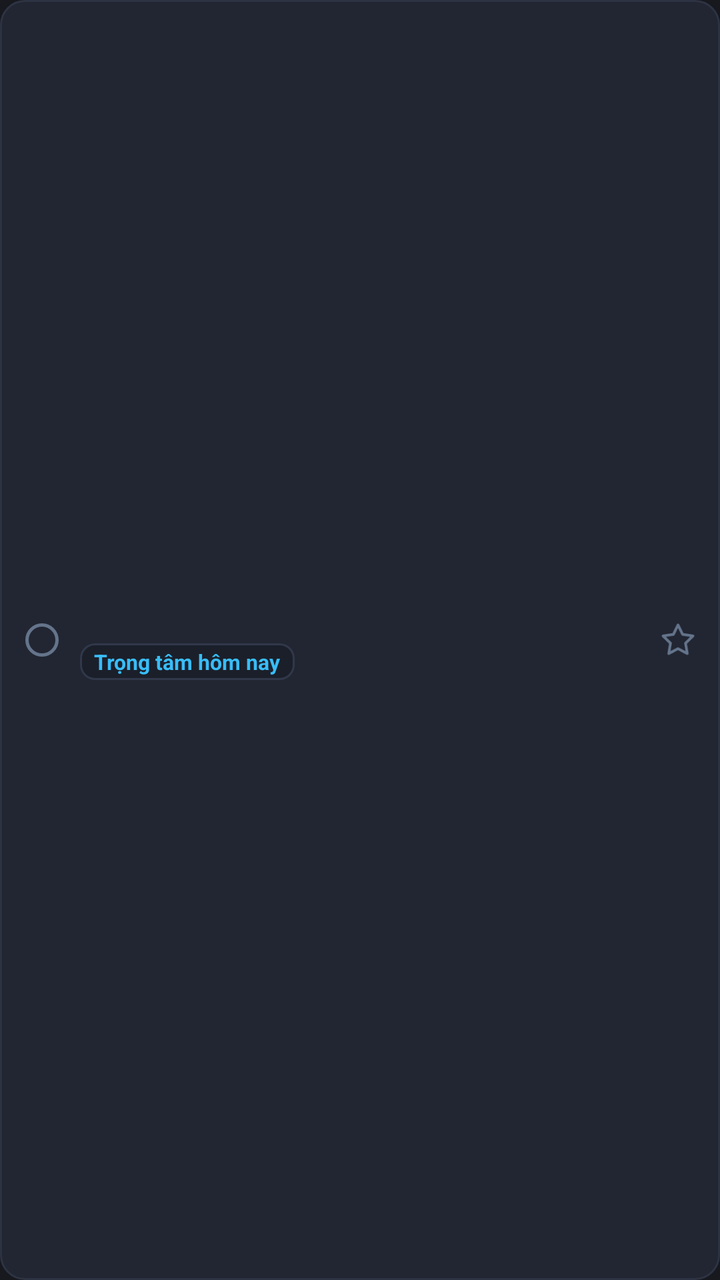
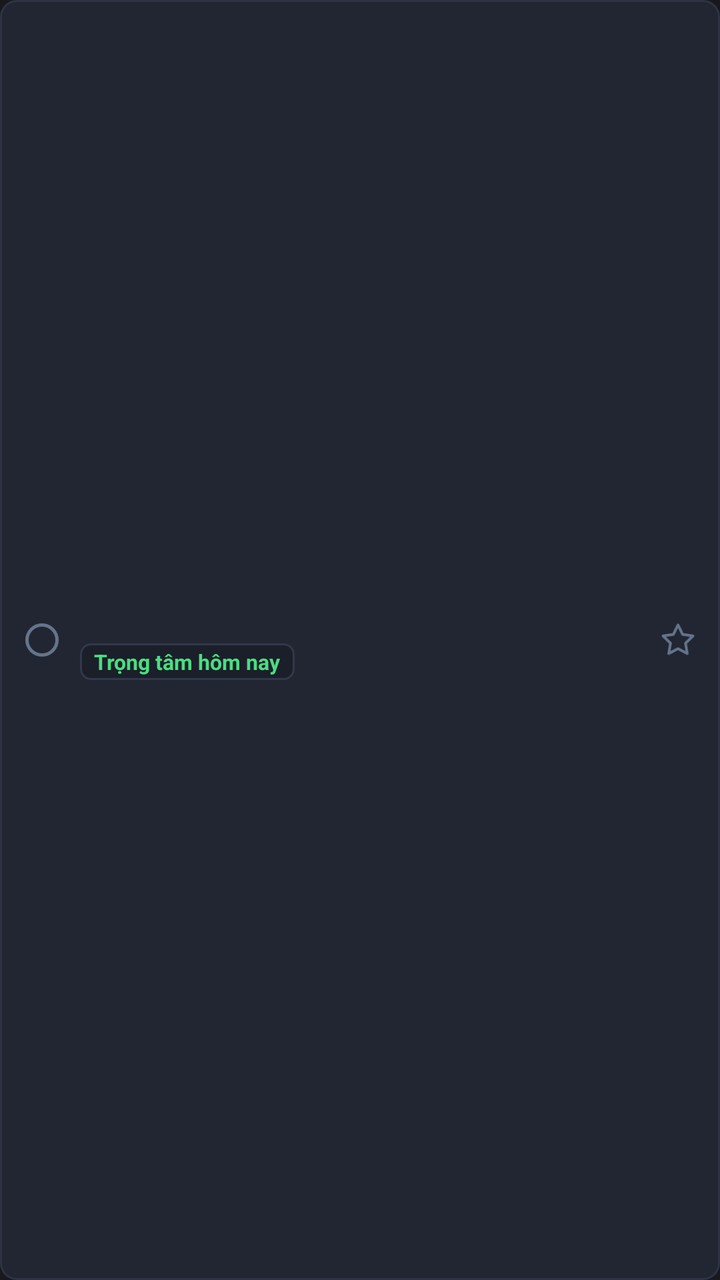

The first picture is an Android layout as it rendered before a commit; the second is the same layout after the commit. The layout source and the unified diff follow.
<!-- AndroidManifest.xml: application theme Theme.ObsidianQuick -->
<!-- res/layout/widget_item_task.xml -->
<?xml version="1.0" encoding="utf-8"?>
<LinearLayout xmlns:android="http://schemas.android.com/apk/res/android"
    android:id="@+id/wt_row_root"
    android:layout_width="match_parent"
    android:layout_height="wrap_content"
    android:background="@drawable/widget_row_bg"
    android:gravity="center_vertical"
    android:orientation="horizontal"
    android:paddingStart="5dp"
    android:paddingTop="7dp"
    android:paddingEnd="5dp"
    android:paddingBottom="7dp">

    <ImageView
        android:id="@+id/wt_check"
        android:layout_width="32dp"
        android:layout_height="32dp"
        android:padding="6dp"
        android:scaleType="fitCenter"
        android:src="@drawable/ic_w_check_off" />

    <LinearLayout
        android:id="@+id/wt_body_box"
        android:layout_width="0dp"
        android:layout_height="wrap_content"
        android:layout_marginStart="3dp"
        android:layout_weight="1"
        android:orientation="vertical">

        <TextView
            android:id="@+id/wt_text"
            android:layout_width="match_parent"
            android:layout_height="wrap_content"
            android:ellipsize="end"
            android:lineSpacingExtra="1.5dp"
            android:maxLines="2"
            android:textColor="#EDF1F8"
            android:textSize="13sp" />

        <LinearLayout
            android:layout_width="match_parent"
            android:layout_height="wrap_content"
            android:layout_marginTop="4dp"
            android:gravity="center_vertical"
            android:orientation="horizontal">

            <TextView
                android:id="@+id/wt_group_chip"
                android:layout_width="wrap_content"
                android:layout_height="wrap_content"
                android:background="@drawable/widget_tag_chip_neutral_bg"
                android:ellipsize="end"
                android:maxWidth="145dp"
                android:paddingStart="7dp"
                android:paddingTop="2dp"
                android:paddingEnd="7dp"
                android:paddingBottom="2dp"
                android:singleLine="true"
                android:text="Trọng tâm hôm nay"
                android:textColor="#38BDF8"
                android:textSize="10.5sp"
                android:textStyle="bold" />

            <TextView
                android:id="@+id/wt_remind_chip"
                android:layout_width="wrap_content"
                android:layout_height="wrap_content"
                android:layout_marginStart="5dp"
                android:background="@drawable/widget_tag_chip_bg"
                android:ellipsize="end"
                android:maxWidth="115dp"
                android:paddingStart="6dp"
                android:paddingTop="2dp"
                android:paddingEnd="6dp"
                android:paddingBottom="2dp"
                android:singleLine="true"
                android:textColor="#38BDF8"
                android:textSize="10sp"
                android:textStyle="bold"
                android:visibility="gone" />
        </LinearLayout>
    </LinearLayout>

    <ImageView
        android:id="@+id/wt_star"
        android:layout_width="32dp"
        android:layout_height="32dp"
        android:layout_marginStart="3dp"
        android:padding="7dp"
        android:scaleType="fitCenter"
        android:src="@drawable/ic_w_star_off" />

</LinearLayout>
<!-- resources referenced by this layout -->
<resources>
  <!-- drawable ic_w_check_off (drawable) -->
  <?xml version="1.0" encoding="utf-8"?>
  <vector xmlns:android="http://schemas.android.com/apk/res/android"
      android:width="18dp"
      android:height="18dp"
      android:viewportWidth="24"
      android:viewportHeight="24">
      <path
          android:fillColor="#00000000"
          android:strokeColor="#64748B"
          android:strokeWidth="2.0"
          android:pathData="M12,3a9,9 0 1,1 0,18a9,9 0 1,1 0,-18z" />
  </vector>
  <!-- drawable ic_w_star_off (drawable) -->
  <?xml version="1.0" encoding="utf-8"?>
  <vector xmlns:android="http://schemas.android.com/apk/res/android"
      android:width="16dp"
      android:height="16dp"
      android:viewportWidth="24"
      android:viewportHeight="24">
      <path
          android:fillColor="#00000000"
          android:strokeColor="#64748B"
          android:strokeWidth="1.8"
          android:strokeLineJoin="round"
          android:pathData="M12,2l3.09,6.26L22,9.27l-5,4.87 1.18,6.88L12,17.77l-6.18,3.25L7,14.14 2,9.27l6.91,-1.01L12,2z" />
  </vector>
  <!-- drawable widget_row_bg (drawable) -->
  <?xml version="1.0" encoding="utf-8"?>
  <shape xmlns:android="http://schemas.android.com/apk/res/android" android:shape="rectangle">
      <solid android:color="#222632" />
      <stroke android:width="1dp" android:color="#2D3343" />
      <corners android:radius="12dp" />
  </shape>
  <!-- drawable widget_tag_chip_bg (drawable) -->
  <?xml version="1.0" encoding="utf-8"?>
  <shape xmlns:android="http://schemas.android.com/apk/res/android" android:shape="rectangle">
      <solid android:color="#1E2B3E" />
      <stroke android:width="1dp" android:color="#2F4666" />
      <corners android:radius="7dp" />
  </shape>
  <!-- drawable widget_tag_chip_neutral_bg (drawable) -->
  <?xml version="1.0" encoding="utf-8"?>
  <shape xmlns:android="http://schemas.android.com/apk/res/android" android:shape="rectangle">
      <solid android:color="#1B1F2A" />
      <stroke android:width="1dp" android:color="#31384A" />
      <corners android:radius="7dp" />
  </shape>
  <style name="Theme.ObsidianQuick" parent="Theme.AppCompat.NoActionBar">
          <item name="android:statusBarColor">#17191F</item>
          <item name="android:navigationBarColor">#1D2028</item>
          <item name="android:windowLightStatusBar">false</item>
          <item name="android:windowBackground">#17191F</item>
      </style>
</resources>

<!-- the commit's change to res/layout/widget_item_task.xml (unified diff, before → after) -->
@@ -57,7 +57,7 @@
                 android:paddingBottom="2dp"
                 android:singleLine="true"
                 android:text="Trọng tâm hôm nay"
-                android:textColor="#38BDF8"
+                android:textColor="#4ADE80"
                 android:textSize="10.5sp"
                 android:textStyle="bold" />
 
<!-- resource entries referenced after the edit -->
@@ -32,21 +32,21 @@
   <shape xmlns:android="http://schemas.android.com/apk/res/android" android:shape="rectangle">
       <solid android:color="#222632" />
       <stroke android:width="1dp" android:color="#2D3343" />
-      <corners android:radius="12dp" />
+      <corners android:radius="8dp" />
   </shape>
   <!-- drawable widget_tag_chip_bg (drawable) -->
   <?xml version="1.0" encoding="utf-8"?>
   <shape xmlns:android="http://schemas.android.com/apk/res/android" android:shape="rectangle">
       <solid android:color="#1E2B3E" />
       <stroke android:width="1dp" android:color="#2F4666" />
-      <corners android:radius="7dp" />
+      <corners android:radius="5dp" />
   </shape>
   <!-- drawable widget_tag_chip_neutral_bg (drawable) -->
   <?xml version="1.0" encoding="utf-8"?>
   <shape xmlns:android="http://schemas.android.com/apk/res/android" android:shape="rectangle">
       <solid android:color="#1B1F2A" />
       <stroke android:width="1dp" android:color="#31384A" />
-      <corners android:radius="7dp" />
+      <corners android:radius="5dp" />
   </shape>
   <style name="Theme.ObsidianQuick" parent="Theme.AppCompat.NoActionBar">
           <item name="android:statusBarColor">#17191F</item>
